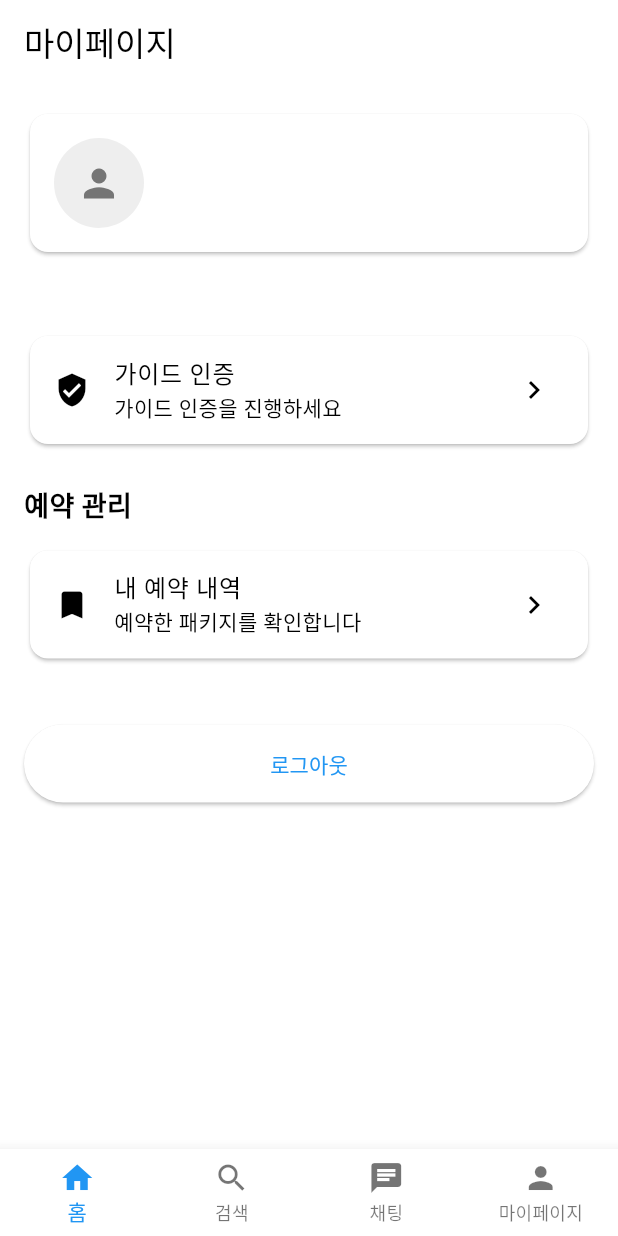
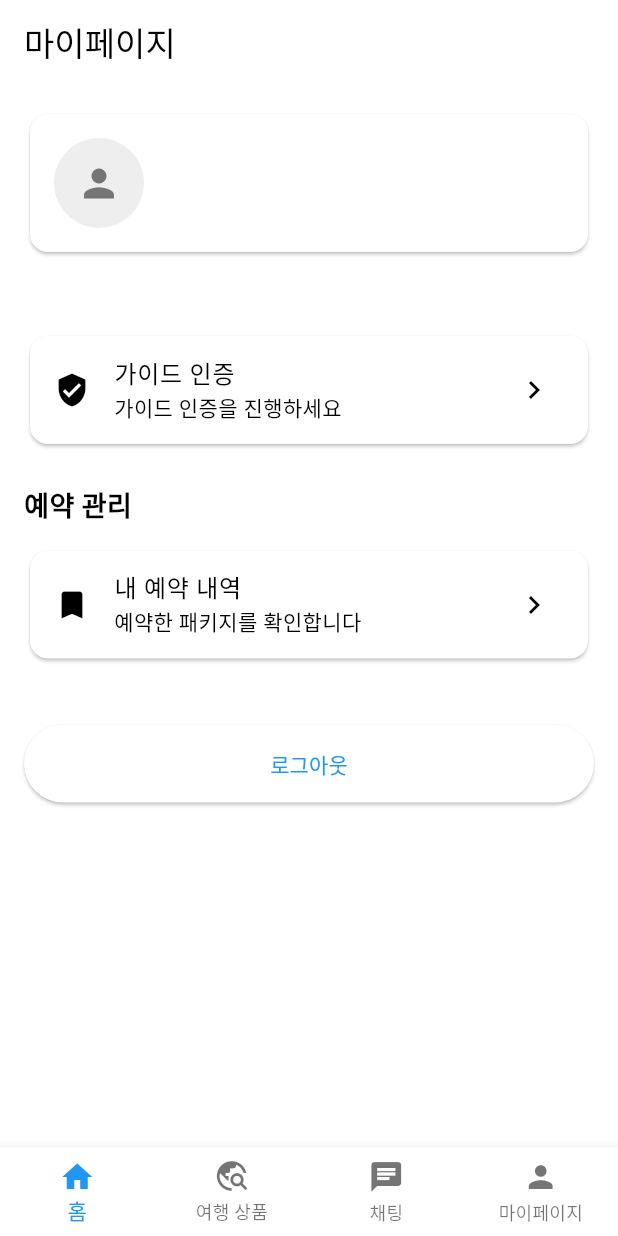
Before and after one commit to jhdodev/TravelON, a Flutter app: the ProfileScreen screen opened by its route, on a phone screen of 412 x 824 dp. Run offline on Flutter 3.47's test engine with Material 3 defaults, Android fonts, the phone set to English and light mode, and no system bars; our stand-ins replace cached_network_image, cloud_firestore, firebase_auth, firebase_core, firebase_storage, flutter_screenutil and 5 more; accounts and stored records are empty; generated files the repository leaves out were written again.

```diff
--- a/lib/features/home/presentation/widgets/bottom_navigation_bar.dart
+++ b/lib/features/home/presentation/widgets/bottom_navigation_bar.dart
@@ -23,8 +23,8 @@ class CustomBottomNavigationBar extends StatelessWidget {
           label: '홈',
         ),
         BottomNavigationBarItem(
-          icon: Icon(Icons.search),
-          label: '검색',
+          icon: Icon(Icons.travel_explore),
+          label: '여행 상품',
         ),
         BottomNavigationBarItem(
           icon: Icon(Icons.chat),
```
Also changed, not shown: lib/features/auth/presentation/providers/auth_provider.dart (+41 -0 lines).
